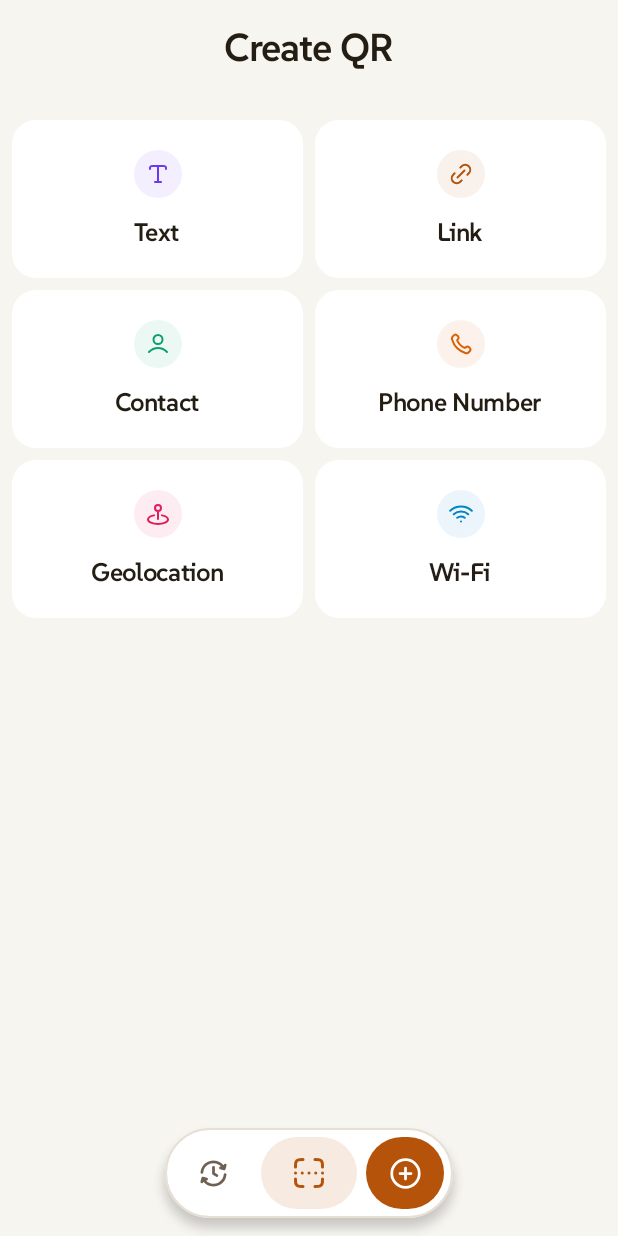
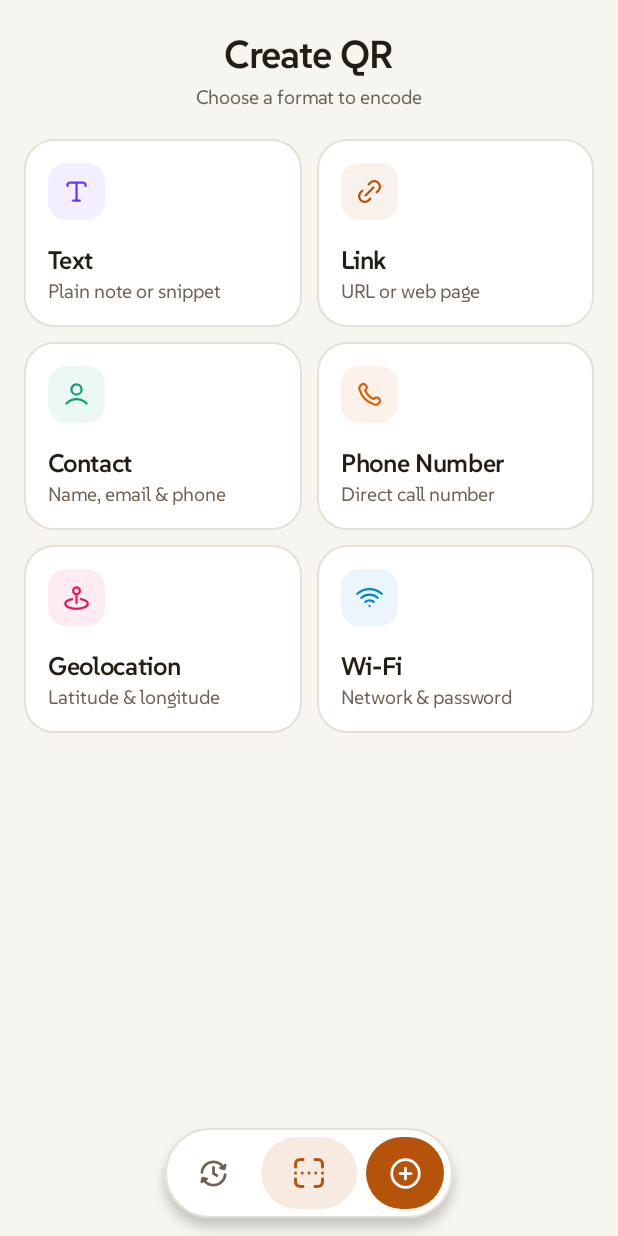
Before and after one commit to encorex32268/QRNest, an Android app built with Jetpack Compose: the @Preview function GenerateScreenPreview, on a phone screen of 412 x 824 dp. Run offline under Robolectric (Android 15) with nearby library versions, the phone set to English and light mode, and no system bars; our stand-ins replace Compose Multiplatform resources.

Commit message:
feat(generate): redesign QR type grid and creation form

```diff
--- a/feature/generate/presentation/src/commonMain/kotlin/com/lihan/qrnest/feature/generate/presentation/GenerateScreen.kt
+++ b/feature/generate/presentation/src/commonMain/kotlin/com/lihan/qrnest/feature/generate/presentation/GenerateScreen.kt
@@ -1,5 +1,3 @@
-@file:OptIn(ExperimentalMaterial3Api::class)
-
 package com.lihan.qrnest.feature.generate.presentation
 
 import androidx.compose.foundation.background
@@ -8,17 +6,17 @@ import androidx.compose.foundation.layout.BoxWithConstraints
 import androidx.compose.foundation.layout.Column
 import androidx.compose.foundation.layout.PaddingValues
 import androidx.compose.foundation.layout.Spacer
+import androidx.compose.foundation.layout.displayCutoutPadding
 import androidx.compose.foundation.layout.fillMaxSize
+import androidx.compose.foundation.layout.fillMaxWidth
 import androidx.compose.foundation.layout.height
 import androidx.compose.foundation.layout.padding
+import androidx.compose.foundation.layout.statusBarsPadding
 import androidx.compose.foundation.lazy.grid.GridCells
 import androidx.compose.foundation.lazy.grid.LazyVerticalGrid
 import androidx.compose.foundation.lazy.grid.items
-import androidx.compose.material3.CenterAlignedTopAppBar
-import androidx.compose.material3.ExperimentalMaterial3Api
 import androidx.compose.material3.MaterialTheme
 import androidx.compose.material3.Text
-import androidx.compose.material3.TopAppBarDefaults
 import androidx.compose.runtime.Composable
 import androidx.compose.runtime.remember
 import androidx.compose.ui.Alignment
@@ -27,7 +25,15 @@ import androidx.compose.ui.tooling.preview.Preview
 import androidx.compose.ui.unit.dp
 import com.lihan.qrnest.core.designsystem.resources.Res
 import com.lihan.qrnest.core.designsystem.resources.create_qr
+import com.lihan.qrnest.core.designsystem.resources.generate_subtitle
+import com.lihan.qrnest.core.designsystem.resources.type_desc_contact
+import com.lihan.qrnest.core.designsystem.resources.type_desc_geo
+import com.lihan.qrnest.core.designsystem.resources.type_desc_link
+import com.lihan.qrnest.core.designsystem.resources.type_desc_phone
+import com.lihan.qrnest.core.designsystem.resources.type_desc_text
+import com.lihan.qrnest.core.designsystem.resources.type_desc_wifi
 import com.lihan.qrnest.core.designsystem.theme.QRNestTheme
+import com.lihan.qrnest.core.designsystem.theme.appColors
 import com.lihan.qrnest.core.domain.model.QRCodeType
 import com.lihan.qrnest.core.presentation.navigation.MainAdaptiveLayout
 import com.lihan.qrnest.core.presentation.navigation.TopLevelDestination
@@ -75,27 +81,30 @@ fun GenerateScreen(
             Column(
                 modifier = Modifier
                     .fillMaxSize()
-                    .padding(horizontal = 8.dp),
+                    .statusBarsPadding()
+                    .displayCutoutPadding()
+                    .padding(horizontal = 16.dp),
                 horizontalAlignment = Alignment.CenterHorizontally
             ) {
-                CenterAlignedTopAppBar(
-                    colors = TopAppBarDefaults.topAppBarColors(
-                        containerColor = MaterialTheme.colorScheme.surface
-                    ),
-                    title = {
-                        Text(
-                            text = stringResource(Res.string.create_qr),
-                            style = MaterialTheme.typography.titleMedium,
-                            color = MaterialTheme.colorScheme.onSurface
-                        )
-                    }
+                Spacer(Modifier.height(20.dp))
+                Text(
+                    text = stringResource(Res.string.create_qr),
+                    style = MaterialTheme.typography.titleMedium,
+                    color = MaterialTheme.colorScheme.onSurface
                 )
-                Spacer(Modifier.height(16.dp))
+                Spacer(Modifier.height(4.dp))
+                Text(
+                    text = stringResource(Res.string.generate_subtitle),
+                    style = MaterialTheme.typography.bodyMedium,
+                    color = MaterialTheme.colorScheme.appColors.onSurfaceAlt
+                )
+                Spacer(Modifier.height(20.dp))
                 LazyVerticalGrid(
                     columns = GridCells.Fixed(if (isWideDevice) 3 else 2),
-                    verticalArrangement = Arrangement.spacedBy(8.dp),
-                    horizontalArrangement = Arrangement.spacedBy(8.dp),
-                    contentPadding = PaddingValues(bottom = 16.dp)
+                    verticalArrangement = Arrangement.spacedBy(10.dp),
+                    horizontalArrangement = Arrangement.spacedBy(10.dp),
+                    contentPadding = PaddingValues(bottom = 24.dp),
+                    modifier = Modifier.fillMaxWidth()
                 ) {
                     items(
                         items = items,
@@ -103,6 +112,7 @@ fun GenerateScreen(
                     ) { qrCodeType ->
                         GenerateTypeCard(
                             text = qrCodeType.asString(),
+                            description = qrCodeType.descriptionString(),
                             imageVector = qrCodeType.toImageVector(),
                             iconTintColor = qrCodeType.toIconTint(),
                             iconBackgroundColor = qrCodeType.toBackgroundColor(),
@@ -115,6 +125,18 @@ fun GenerateScreen(
     }
 }
 
+@Composable
+private fun QRCodeType.descriptionString(): String {
+    return when (this) {
+        QRCodeType.Text -> stringResource(Res.string.type_desc_text)
+        QRCodeType.Link -> stringResource(Res.string.type_desc_link)
+        QRCodeType.Contact -> stringResource(Res.string.type_desc_contact)
+        QRCodeType.PhoneNumber -> stringResource(Res.string.type_desc_phone)
+        QRCodeType.Geolocation -> stringResource(Res.string.type_desc_geo)
+        QRCodeType.WiFi -> stringResource(Res.string.type_desc_wifi)
+    }
+}
+
 @Preview
 @Composable
 private fun GenerateScreenPreview() {
--- a/feature/generate/presentation/src/commonMain/kotlin/com/lihan/qrnest/feature/generate/presentation/components/CreateQRTextField.kt
+++ b/feature/generate/presentation/src/commonMain/kotlin/com/lihan/qrnest/feature/generate/presentation/components/CreateQRTextField.kt
@@ -1,6 +1,9 @@
 package com.lihan.qrnest.feature.generate.presentation.components
 
 import androidx.compose.foundation.background
+import androidx.compose.foundation.border
+import androidx.compose.foundation.interaction.MutableInteractionSource
+import androidx.compose.foundation.interaction.collectIsFocusedAsState
 import androidx.compose.foundation.layout.Box
 import androidx.compose.foundation.layout.fillMaxWidth
 import androidx.compose.foundation.layout.padding
@@ -11,6 +14,8 @@ import androidx.compose.foundation.text.KeyboardOptions
 import androidx.compose.material3.MaterialTheme
 import androidx.compose.material3.Text
 import androidx.compose.runtime.Composable
+import androidx.compose.runtime.getValue
+import androidx.compose.runtime.remember
 import androidx.compose.ui.Alignment
 import androidx.compose.ui.Modifier
 import androidx.compose.ui.draw.clip
@@ -33,9 +38,14 @@ fun CreateQRTextField(
     ),
     keyboardActions: KeyboardActions = KeyboardActions.Default
 ) {
+    val interactionSource = remember { MutableInteractionSource() }
+    val isFocused by interactionSource.collectIsFocusedAsState()
+    val fieldShape = RoundedCornerShape(16.dp)
+
     BasicTextField(
         value = value,
         onValueChange = onValueChange,
+        interactionSource = interactionSource,
         decorationBox = { innerField ->
             Box(
                 modifier = Modifier.fillMaxWidth(),
@@ -54,17 +64,26 @@ fun CreateQRTextField(
         textStyle = MaterialTheme.typography.bodyLarge.copy(
             color = MaterialTheme.colorScheme.onSurface
         ),
-        cursorBrush = SolidColor(MaterialTheme.colorScheme.onSurface),
+        cursorBrush = SolidColor(MaterialTheme.colorScheme.primary),
         keyboardOptions = keyboardOptions,
         keyboardActions = keyboardActions,
         modifier = modifier
-            .clip(RoundedCornerShape(20.dp))
+            .clip(fieldShape)
             .background(
                 color = MaterialTheme.colorScheme.surface,
-                shape = RoundedCornerShape(20.dp)
+                shape = fieldShape
+            )
+            .border(
+                width = if (isFocused) 1.5.dp else 1.dp,
+                color = if (isFocused) {
+                    MaterialTheme.colorScheme.primary
+                } else {
+                    MaterialTheme.colorScheme.outline
+                },
+                shape = fieldShape
             )
             .fillMaxWidth()
-            .padding(vertical = 18.dp, horizontal = 16.dp)
+            .padding(vertical = 16.dp, horizontal = 16.dp)
     )
 }
 
--- a/feature/generate/presentation/src/commonMain/kotlin/com/lihan/qrnest/feature/generate/presentation/components/GenerateTypeCard.kt
+++ b/feature/generate/presentation/src/commonMain/kotlin/com/lihan/qrnest/feature/generate/presentation/components/GenerateTypeCard.kt
@@ -1,22 +1,29 @@
 package com.lihan.qrnest.feature.generate.presentation.components
 
+import androidx.compose.foundation.BorderStroke
+import androidx.compose.foundation.background
 import androidx.compose.foundation.layout.Arrangement
+import androidx.compose.foundation.layout.Box
 import androidx.compose.foundation.layout.Column
 import androidx.compose.foundation.layout.Spacer
+import androidx.compose.foundation.layout.fillMaxWidth
 import androidx.compose.foundation.layout.height
 import androidx.compose.foundation.layout.padding
+import androidx.compose.foundation.layout.size
 import androidx.compose.foundation.shape.RoundedCornerShape
+import androidx.compose.material3.Icon
 import androidx.compose.material3.MaterialTheme
 import androidx.compose.material3.Surface
 import androidx.compose.material3.Text
 import androidx.compose.runtime.Composable
 import androidx.compose.ui.Alignment
 import androidx.compose.ui.Modifier
+import androidx.compose.ui.draw.clip
 import androidx.compose.ui.graphics.Color
 import androidx.compose.ui.graphics.vector.ImageVector
+import androidx.compose.ui.text.style.TextOverflow
 import androidx.compose.ui.tooling.preview.Preview
 import androidx.compose.ui.unit.dp
-import com.lihan.qrnest.core.designsystem.components.CircleIcon
 import com.lihan.qrnest.core.designsystem.icon.QRNestIcons
 import com.lihan.qrnest.core.designsystem.theme.QRNestTheme
 import com.lihan.qrnest.core.designsystem.theme.appColors
@@ -24,6 +31,7 @@ import com.lihan.qrnest.core.designsystem.theme.appColors
 @Composable
 fun GenerateTypeCard(
     text: String,
+    description: String,
     imageVector: ImageVector,
     iconTintColor: Color,
     iconBackgroundColor: Color,
@@ -32,29 +40,47 @@ fun GenerateTypeCard(
 ) {
     Surface(
         modifier = modifier,
-        shape = RoundedCornerShape(16.dp),
+        shape = RoundedCornerShape(20.dp),
         color = MaterialTheme.colorScheme.appColors.surfaceHigher,
+        border = BorderStroke(1.dp, MaterialTheme.colorScheme.outline),
         onClick = onItemClick
     ) {
         Column(
-            modifier = Modifier.padding(
-                vertical = 20.dp,
-                horizontal = 16.dp
-            ),
-            verticalArrangement = Arrangement.Center,
-            horizontalAlignment = Alignment.CenterHorizontally
+            modifier = Modifier
+                .fillMaxWidth()
+                .padding(16.dp),
+            verticalArrangement = Arrangement.SpaceBetween,
+            horizontalAlignment = Alignment.Start
         ) {
-            CircleIcon(
-                backgroundColor = iconBackgroundColor,
-                imageVector = imageVector,
-                iconTintColor = iconTintColor,
-                onClick = onItemClick
-            )
-            Spacer(Modifier.height(12.dp))
+            Box(
+                modifier = Modifier
+                    .size(38.dp)
+                    .clip(RoundedCornerShape(12.dp))
+                    .background(iconBackgroundColor),
+                contentAlignment = Alignment.Center
+            ) {
+                Icon(
+                    modifier = Modifier.size(18.dp),
+                    imageVector = imageVector,
+                    contentDescription = null,
+                    tint = iconTintColor
+                )
+            }
+            Spacer(Modifier.height(16.dp))
             Text(
                 text = text,
                 style = MaterialTheme.typography.titleSmall,
-                color = MaterialTheme.colorScheme.onSurface
+                color = MaterialTheme.colorScheme.onSurface,
+                maxLines = 1,
+                overflow = TextOverflow.Ellipsis
+            )
+            Spacer(Modifier.height(2.dp))
+            Text(
+                text = description,
+                style = MaterialTheme.typography.bodyMedium,
+                color = MaterialTheme.colorScheme.appColors.onSurfaceAlt,
+                maxLines = 1,
+                overflow = TextOverflow.Ellipsis
             )
         }
     }
@@ -66,6 +92,7 @@ private fun GenerateTypeCardPreview() {
     QRNestTheme {
         GenerateTypeCard(
             text = "Text",
+            description = "Plain note or snippet",
             imageVector = QRNestIcons.Text,
             iconTintColor = MaterialTheme.colorScheme.appColors.text,
             iconBackgroundColor = MaterialTheme.colorScheme.appColors.textBG,
--- a/feature/generate/presentation/src/commonMain/kotlin/com/lihan/qrnest/feature/generate/presentation/create/CreateScreen.kt
+++ b/feature/generate/presentation/src/commonMain/kotlin/com/lihan/qrnest/feature/generate/presentation/create/CreateScreen.kt
@@ -2,6 +2,7 @@
 
 package com.lihan.qrnest.feature.generate.presentation.create
 
+import androidx.compose.foundation.BorderStroke
 import androidx.compose.foundation.background
 import androidx.compose.foundation.layout.Arrangement
 import androidx.compose.foundation.layout.Column
@@ -131,18 +132,19 @@ fun CreateScreen(
         )
 
         Surface(
-            shape = RoundedCornerShape(16.dp),
+            shape = RoundedCornerShape(22.dp),
             modifier = Modifier
                 .widthIn(max = 480.dp)
                 .fillMaxWidth()
                 .padding(16.dp),
-            color = MaterialTheme.colorScheme.appColors.surfaceHigher
+            color = MaterialTheme.colorScheme.appColors.surfaceHigher,
+            border = BorderStroke(1.dp, MaterialTheme.colorScheme.outline)
         ) {
             Column(
                 modifier = Modifier
                     .fillMaxWidth()
                     .padding(16.dp),
-                verticalArrangement = Arrangement.spacedBy(8.dp)
+                verticalArrangement = Arrangement.spacedBy(12.dp)
             ) {
                 when (state.qrCodeType) {
                     QRCodeType.Text,
```
